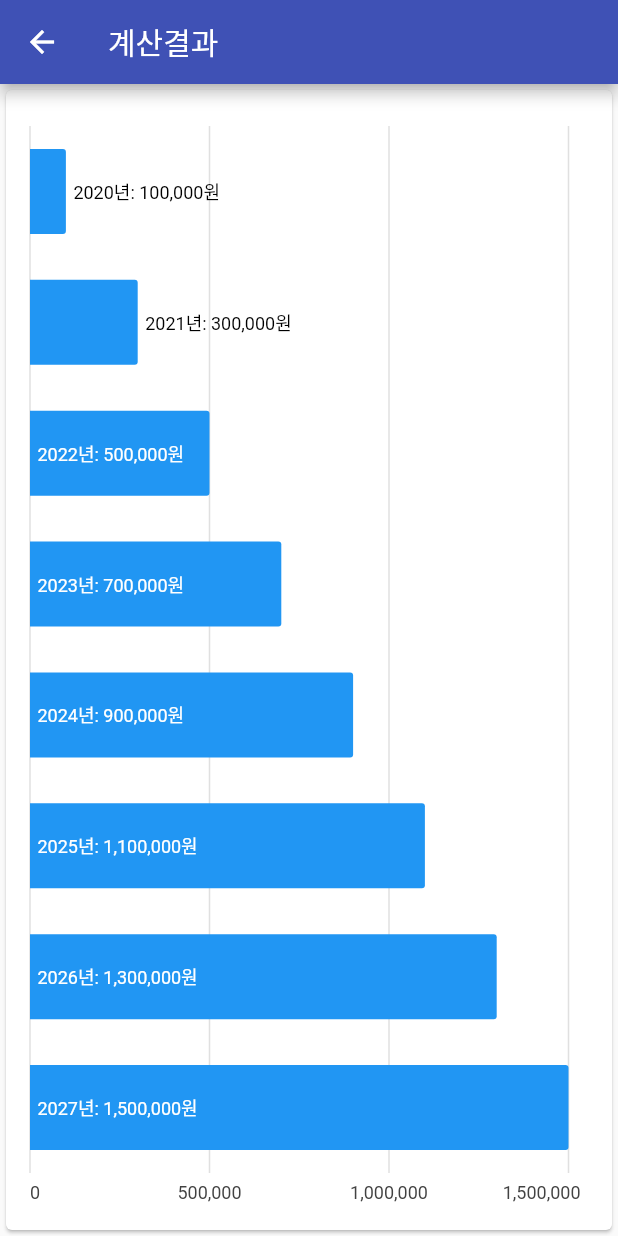
After one commit to zeratulspc/ld_chart_flutter, a Flutter app: the ChartPage screen opened directly, on a phone screen of 412 x 824 dp. The commit adds this screen. Run offline on Flutter 3.47's test engine with Material 2 defaults, Android fonts, the phone set to English and light mode, and no system bars; our stand-ins replace charts_flutter, smooth_page_indicator.

Commit message:
201007_1
첫 시연용

```diff
--- a/lib/page/card/selectIndutsry.dart
+++ b/lib/page/card/selectIndutsry.dart
@@ -65,55 +65,55 @@ class SelectIndustryState extends State<SelectIndustry> {
           ),
           RadioListTile(
             groupValue: v,
-            value: 0,
+            value: 1,
             title: Text("음식점", style: listStyle,),
             onChanged: (int v) => onChanged(v),
           ),
           RadioListTile(
             groupValue: v,
-            value: 1,
+            value: 2,
             title: Text("인테리어", style: listStyle,),
             onChanged: (int v) => onChanged(v),
           ),
           RadioListTile(
             groupValue: v,
-            value: 2,
+            value: 3,
             title: Text("헬스", style: listStyle,),
             onChanged: (int v) => onChanged(v),
           ),
           RadioListTile(
             groupValue: v,
-            value: 3,
+            value: 4,
             title: Text("학원", style: listStyle,),
             onChanged: (int v) => onChanged(v),
           ),
           RadioListTile(
             groupValue: v,
-            value: 4,
+            value: 5,
             title: Text("병원", style: listStyle,),
             onChanged: (int v) => onChanged(v),
           ),
           RadioListTile(
             groupValue: v,
-            value: 5,
+            value: 6,
             title: Text("분양", style: listStyle,),
             onChanged: (int v) => onChanged(v),
           ),
           RadioListTile(
             groupValue: v,
-            value: 6,
+            value: 7,
             title: Text("문화", style: listStyle,),
             onChanged: (int v) => onChanged(v),
           ),
           RadioListTile(
             groupValue: v,
-            value: 7,
+            value: 8,
             title: Text("서비스", style: listStyle,),
             onChanged: (int v) => onChanged(v),
           ),
           RadioListTile(
             groupValue: v,
-            value: 8,
+            value: 9,
             title: Text("기타", style: listStyle,),
             onChanged: (int v) => onChanged(v),
           ),
--- /dev/null
+++ b/lib/page/chart/chartCard.dart
@@ -0,0 +1,65 @@
+import 'package:flutter/material.dart';
+import 'package:charts_flutter/flutter.dart' as charts;
+import 'package:intl/intl.dart';
+
+class ChartCard extends StatelessWidget {
+
+  final List<charts.Series> seriesList;
+  final bool animate;
+
+  ChartCard(this.seriesList, {this.animate});
+
+  factory ChartCard.withSampleData() {
+    return ChartCard(
+      _createSampleData(),
+      animate: true,
+    );
+  }
+
+  @override
+  Widget build(BuildContext context) {
+    return Card(
+      child: Container(
+        padding: EdgeInsets.only(left: 10, bottom: 10, right: 15, top: 10),
+        child: charts.BarChart(
+          seriesList,
+          animate: animate,
+          vertical: false,
+          barRendererDecorator: charts.BarLabelDecorator<String>(),
+          domainAxis: charts.OrdinalAxisSpec(renderSpec: charts.NoneRenderSpec()),
+        ),
+      )
+    );
+  }
+
+  static List<charts.Series<OrdinalSales, String>> _createSampleData() {
+    final data = [
+      OrdinalSales('2020', 100000),
+      OrdinalSales('2021', 300000),
+      OrdinalSales('2022', 500000),
+      OrdinalSales('2023', 700000),
+      OrdinalSales('2024', 900000),
+      OrdinalSales('2025', 1100000),
+      OrdinalSales('2026', 1300000),
+      OrdinalSales('2027', 1500000),
+    ];
+
+    return [
+      charts.Series<OrdinalSales, String>(
+          id: 'Sales',
+          domainFn: (OrdinalSales sales, _) => sales.year,
+          measureFn: (OrdinalSales sales, _) => sales.sales,
+          data: data,
+          labelAccessorFn: (OrdinalSales sales, _) =>
+          '${sales.year}년: ${NumberFormat("###,###,###,###,###,###").format(sales.sales).replaceAll('', '')}원')
+    ];
+  }
+
+}
+
+class OrdinalSales {
+  final String year;
+  final int sales;
+
+  OrdinalSales(this.year, this.sales);
+}
--- a/lib/page/chart/chartpage.dart
+++ b/lib/page/chart/chartpage.dart
@@ -1,4 +1,7 @@
 import 'package:flutter/material.dart';
+import 'package:ld_chart_flutter/page/chart/chartCard.dart';
+
+import 'package:ld_chart_flutter/page/chart/chartpage.dart';
 
 class ChartPage extends StatefulWidget {
   final int v1,v2,v3,v4,v5;
@@ -20,6 +23,7 @@ class ChartPageState extends State<ChartPage> {
       appBar: AppBar(
         title: Text("계산결과"),
       ),
+      body: ChartCard.withSampleData(),
     );
   }
 
--- a/pubspec.yaml
+++ b/pubspec.yaml
@@ -28,8 +28,9 @@ dependencies:
   # The following adds the Cupertino Icons font to your application.
   # Use with the CupertinoIcons class for iOS style icons.
   cupertino_icons: ^0.1.3
-  fl_chart: 0.11.1
+  charts_flutter: 0.9.0
   smooth_page_indicator: 0.2.0
+  intl: 0.16.1
 
 dev_dependencies:
   flutter_test:
```
Also changed, not shown: pubspec.lock.
